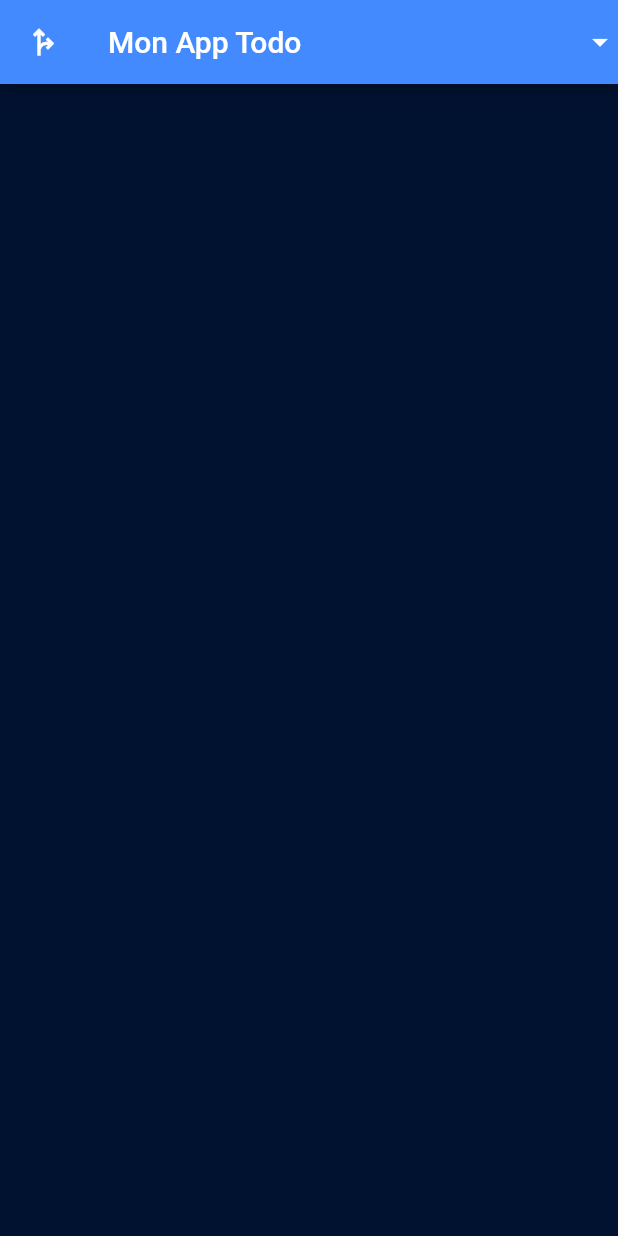
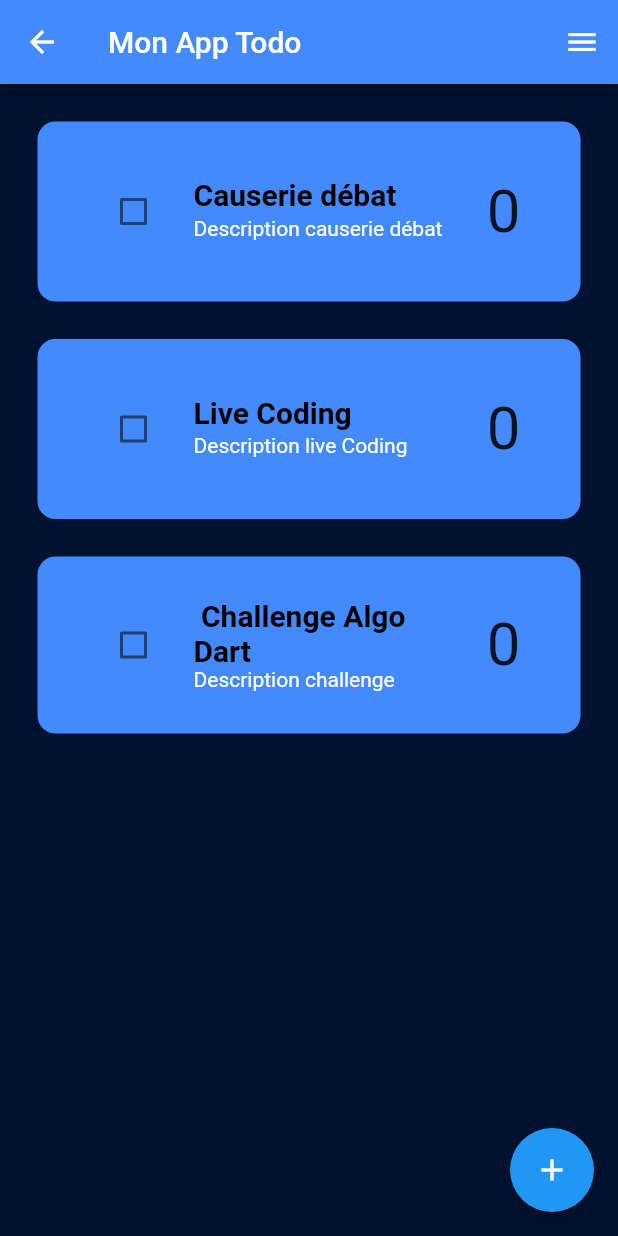
Before and after one commit to FranckObite/lundi27fevrier2023, a Flutter app: the TodoListApp screen opened directly, on a phone screen of 412 x 824 dp. Run offline on Flutter 3.47's test engine with Material 2 defaults, Android fonts, the phone set to English and light mode, and no system bars; drawn by our look-alikes of flutter_slidable; our stand-ins replace carousel_pro, carousel_slider, google_fonts.

Commit message:
commit du jeudi 02 mars 2023

```diff
--- /dev/null
+++ b/lib/Util/todo_tile.dart
@@ -0,0 +1,72 @@
+import 'package:flutter/material.dart';
+import 'package:flutter_slidable/flutter_slidable.dart';
+
+class ToDoTile extends StatelessWidget {
+  final String taskName;
+  final String Description;
+  final String numeroTache;
+
+  final bool taskCompletd;
+  Function(bool?)? onChanged;
+  Function(BuildContext)? deleteFunction;
+
+  ToDoTile(
+      {super.key,
+      required this.taskName,
+      required this.taskCompletd,
+      required this.onChanged,
+      required this.deleteFunction,
+      required this.Description,
+      required this.numeroTache});
+
+  @override
+  Widget build(BuildContext context) {
+    return Padding(
+      padding: const EdgeInsets.only(left: 25.0, right: 25.0, top: 25.0),
+      child: Slidable(
+        endActionPane: ActionPane(motion: StretchMotion(), children: [
+          SlidableAction(
+            //ma fonction suppression est ici
+            onPressed: deleteFunction,
+            icon: Icons.delete,
+            backgroundColor: Colors.red,
+            borderRadius: BorderRadius.circular(12),
+          )
+        ]),
+        child: Container(
+          padding: EdgeInsets.all(24),
+          decoration: BoxDecoration(
+              color: Colors.blueAccent,
+              borderRadius: BorderRadius.circular(12)),
+          child: ListTile(
+            leading: Checkbox(
+              value: taskCompletd,
+              onChanged: onChanged,
+              activeColor: Color.fromARGB(255, 1, 18, 49),
+            ),
+            title: Text(
+              taskName,
+              //utilisation de la methode ternaire
+              style: TextStyle(
+                  color: Colors.black,
+                  fontSize: 20,
+                  fontWeight: FontWeight.bold,
+                  decoration: taskCompletd
+                      ? TextDecoration.lineThrough
+                      : TextDecoration.none),
+            ),
+            subtitle: Text(
+              Description,
+              style: TextStyle(color: Colors.white),
+            ),
+            //revenir dessus après
+            trailing: Text(
+              numeroTache,
+              style: TextStyle(fontSize: 40),
+            ),
+          ),
+        ),
+      ),
+    );
+  }
+}
--- a/lib/page/todoHomePage.dart
+++ b/lib/page/todoHomePage.dart
@@ -1,22 +1,195 @@
 import 'package:flutter/material.dart';
 import 'package:flutter/src/widgets/framework.dart';
 import 'package:flutter/src/widgets/placeholder.dart';
+import 'package:jeudi23challenge/Util/dialog_box.dart';
+import 'package:jeudi23challenge/Util/todo_tile.dart';
+import 'package:flutter_slidable/flutter_slidable.dart';
+import 'package:carousel_pro/carousel_pro.dart';
+import 'package:jeudi23challenge/ludi27.dart';
 
+/* import 'package:hive/hive.dart';
+import 'package:hive_flutter/hive_flutter.dart';
+import 'package:hive_generator/hive_generator.dart';
+import 'package:build_runner/build_runner.dart';
+ */
 class TodoListApp extends StatefulWidget {
   @override
   State<TodoListApp> createState() => _TodoListAppState();
 }
 
 class _TodoListAppState extends State<TodoListApp> {
+  //creation du controleur
+
+  final _controller = TextEditingController();
+  final _controller2 = TextEditingController();
+
+  //list de la TODO APP
+
+  List toDolist = [
+    [
+      "Causerie débat",
+      false,
+    ],
+    ["Live Coding", false],
+    [" Challenge Algo Dart", false],
+  ];
+
+  List descriptionList = [
+    ["Description causerie débat"],
+    ["Description live Coding"],
+    ["Description challenge"]
+  ];
+
+  //checkBoxChanged
+
+  void checkBoxChanged(bool? value, int index) {
+    setState(() {
+      toDolist[index][1] = !toDolist[index][1];
+    });
+  }
+
+  //enregistrement de la nouvelle chose à faire
+
+  void saveNewTask() {
+    setState(() {
+      toDolist.add([_controller.text, false]);
+      descriptionList.add([_controller2.text]);
+      _controller2.clear();
+      _controller.clear();
+    });
+    Navigator.of(context).pop();
+  }
+
+  //création d'une nouvelle chose à faire
+
+  void createNewTask() {
+    showDialog(
+        context: context,
+        builder: (context) {
+          return DialogBox(
+            contoller2: _controller2,
+            controller: _controller,
+            onCancel: () => Navigator.of(context).pop(),
+            onSave: saveNewTask,
+          );
+        });
+  }
+
+  //creation de la fonction permettant la supression d'une to do
+
+  void deleteTask(int index) {
+    setState(() {
+      toDolist.removeAt(index);
+      descriptionList.removeAt(index);
+    });
+  }
+
   @override
   Widget build(BuildContext context) {
     return Scaffold(
-      backgroundColor: Color.fromARGB(255, 1, 18, 49),
-      appBar: AppBar(
-        title: Text("Mon App Todo"),
-        leading: Icon(Icons.fork_right_outlined),
-        actions: [Icon(Icons.arrow_drop_down_sharp)],
-        backgroundColor: Colors.blueAccent,
+        backgroundColor: Color.fromARGB(255, 1, 18, 49),
+        appBar: AppBar(
+          title: Text("Mon App Todo"),
+          backgroundColor: Colors.blueAccent,
+        ),
+        endDrawer: Drawer(
+          child: ListView(
+            children: [
+              Container(
+                height: 200,
+                child: image_carousel,
+              ),
+              SizedBox(height: 40.0),
+              Text(" Programme Complet",
+                  style: TextStyle(fontSize: 20, fontWeight: FontWeight.bold)),
+              SizedBox(height: 40.0),
+              monInkwell(Icons.calendar_month, "Première Semaine"),
+              monInkwell(Icons.calendar_month, "Deuxième Semaine"),
+              monInkwell(Icons.calendar_today, "Troisième Semaine"),
+              monInkwell(Icons.calendar_today, "Quatrième Semaine"),
+
+              /* InkWell(
+                onTap: () {},
+                child: ListTile(
+                  title: Text(" Première Semaine"),
+                  leading: Icon(
+                    Icons.calendar_month,
+                    color: Color.fromARGB(255, 1, 18, 49),
+                  ),
+                ),
+              ) */
+            ],
+          ),
+        ),
+        floatingActionButton: FloatingActionButton(
+          onPressed: createNewTask,
+          child: Icon(Icons.add),
+        ),
+        body: ListView.builder(
+          itemCount: toDolist.length,
+          itemBuilder: (context, index) {
+            int i = 0;
+
+            return ToDoTile(
+              numeroTache: (toDolist.length - (toDolist.length - i)).toString(),
+              taskName: toDolist[index][0],
+              taskCompletd: toDolist[index][1],
+              Description: descriptionList[index][0],
+              onChanged: (value) => checkBoxChanged(value, index),
+              deleteFunction: (contex) => deleteTask(index),
+            );
+          },
+
+          /* ToDoTile(
+                taskName: "Causerie Débat",
+                taskCompletd: true,
+                onChanged: (p0) {}),
+                ToDoTile(
+                taskName: " Live Coding",
+                taskCompletd: false,
+                onChanged: (p0) {}),
+                ToDoTile(
+                taskName: " Challenge algo",
+                taskCompletd: true,
+                onChanged: (p0) {}) */
+        ));
+  }
+
+  Widget image_carousel = new Container(
+    height: 300.0,
+    child: new Carousel(
+      boxFit: BoxFit.cover,
+      images: [
+        AssetImage("images/app.jpeg"),
+        AssetImage("images/cover.jpeg"),
+        AssetImage("images/flutter.webp"),
+        //AssetImage("images/ppp.webp")
+      ],
+      autoplay: true,
+      //animationCurve: Curves.fastOutSlowIn,
+      //animationDuration: Duration(milliseconds: 1000),
+      dotSize: 4.0,
+      dotColor: Colors.red,
+      indicatorBgPadding: 2.0,
+
+      dotBgColor: Colors.transparent,
+    ),
+  );
+
+  InkWell monInkwell(
+    IconData licone,
+    String leText,
+  ) {
+    return InkWell(
+      onTap: () {
+        //Navigator.push(context, MaterialPageRoute(builder: (context) => pop() ) );
+      },
+      child: ListTile(
+        title: Text(leText),
+        leading: Icon(
+          licone,
+          color: Color.fromARGB(255, 1, 18, 49),
+        ),
       ),
     );
   }
--- a/pubspec.yaml
+++ b/pubspec.yaml
@@ -38,6 +38,10 @@ dependencies:
   google_fonts: ^4.0.3
   carousel_slider: ^4.2.1
   carousel_pro: ^1.0.0
+  flutter_slidable: ^2.0.0
+  hive: ^2.2.3
+  hive_flutter: ^1.1.0
+  hive_generator: ^2.0.0
 
 dev_dependencies:
   flutter_test:
@@ -49,6 +53,7 @@ dev_dependencies:
   # package. See that file for information about deactivating specific lint
   # rules and activating additional ones.
   flutter_lints: ^2.0.0
+  build_runner: ^2.3.3
 
 # For information on the generic Dart part of this file, see the
 # following page: https://dart.dev/tools/pub/pubspec
```
Also changed, not shown: lib/Util/dialog_box.dart (added, +61 -0 lines), lib/Util/my_button.dart (added, +16 -0 lines), lib/fonctionNaviguons.dart (+4 -3 lines), lib/main.dart (line endings or trailing spaces), pubspec.lock.
